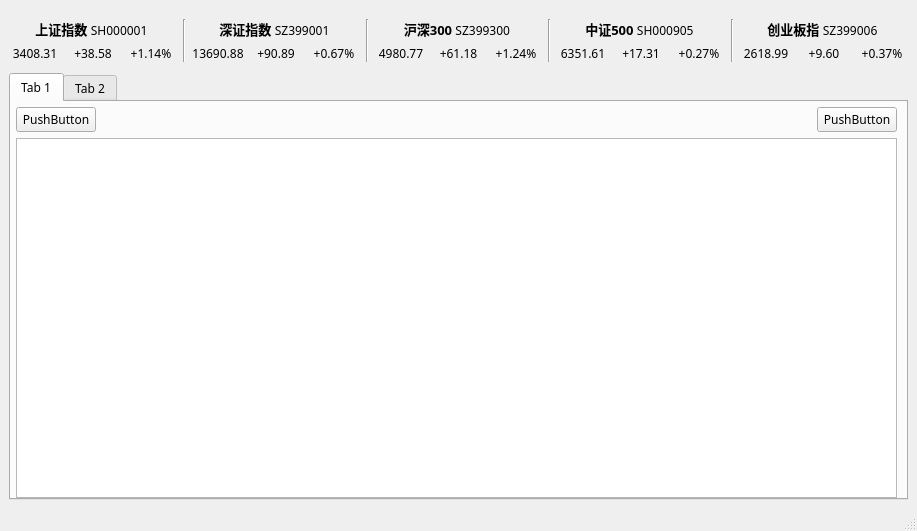
The window that ui/fundViewForm.ui (xuzhonglin/FundView) describes before a commit, drawn with Qt 5.
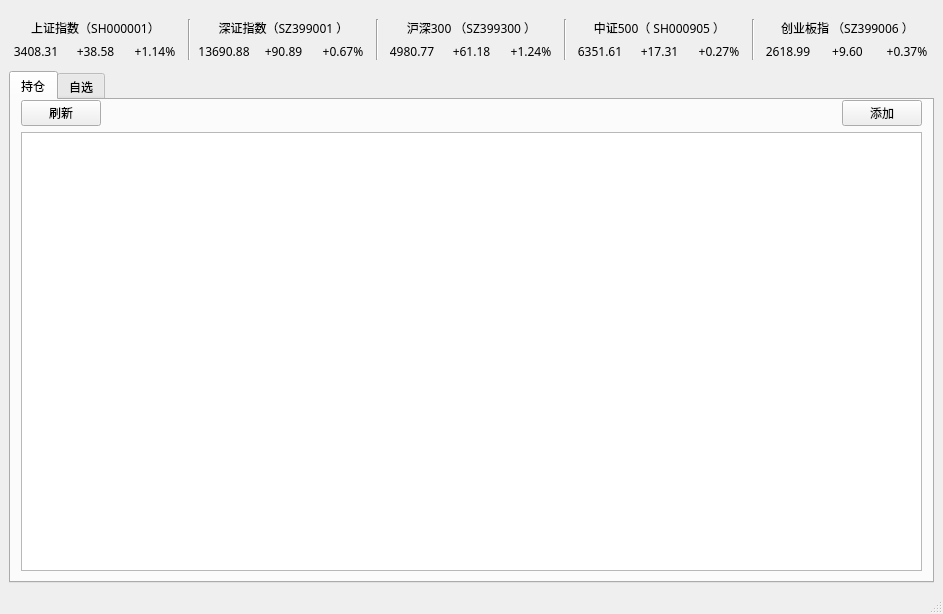
The same window after the commit.

Commit message: 完善持仓基金

Patch:
```diff
--- a/ui/fundViewForm.ui
+++ b/ui/fundViewForm.ui
@@ -6,20 +6,126 @@
    <rect>
     <x>0</x>
     <y>0</y>
-    <width>917</width>
-    <height>531</height>
+    <width>943</width>
+    <height>614</height>
    </rect>
   </property>
+  <property name="sizePolicy">
+   <sizepolicy hsizetype="Expanding" vsizetype="Expanding">
+    <horstretch>0</horstretch>
+    <verstretch>0</verstretch>
+   </sizepolicy>
+  </property>
   <property name="font">
    <font>
-    <family>等线</family>
+    <family>PingFang SC</family>
    </font>
   </property>
   <property name="windowTitle">
    <string>MainWindow</string>
   </property>
   <widget class="QWidget" name="centralwidget">
+   <property name="sizePolicy">
+    <sizepolicy hsizetype="Expanding" vsizetype="Expanding">
+     <horstretch>0</horstretch>
+     <verstretch>0</verstretch>
+    </sizepolicy>
+   </property>
    <layout class="QGridLayout" name="gridLayout_2">
+    <item row="1" column="0">
+     <layout class="QHBoxLayout" name="horizontalLayout_8">
+      <item>
+       <widget class="QTabWidget" name="tabWidget">
+        <property name="layoutDirection">
+         <enum>Qt::LeftToRight</enum>
+        </property>
+        <property name="styleSheet">
+         <string notr="true">QTabBar::tab[width:80]</string>
+        </property>
+        <property name="tabShape">
+         <enum>QTabWidget::Rounded</enum>
+        </property>
+        <property name="currentIndex">
+         <number>0</number>
+        </property>
+        <widget class="QWidget" name="tab">
+         <property name="sizePolicy">
+          <sizepolicy hsizetype="Expanding" vsizetype="Expanding">
+           <horstretch>0</horstretch>
+           <verstretch>0</verstretch>
+          </sizepolicy>
+         </property>
+         <attribute name="title">
+          <string>持仓</string>
+         </attribute>
+         <layout class="QGridLayout" name="gridLayout">
+          <property name="leftMargin">
+           <number>10</number>
+          </property>
+          <property name="topMargin">
+           <number>0</number>
+          </property>
+          <property name="rightMargin">
+           <number>10</number>
+          </property>
+          <property name="bottomMargin">
+           <number>10</number>
+          </property>
+          <item row="0" column="2">
+           <widget class="QPushButton" name="pushButton">
+            <property name="text">
+             <string>添加</string>
+            </property>
+           </widget>
+          </item>
+          <item row="0" column="0">
+           <widget class="QPushButton" name="positionRefreshBtn">
+            <property name="text">
+             <string>刷新</string>
+            </property>
+           </widget>
+          </item>
+          <item row="0" column="1">
+           <spacer name="horizontalSpacer">
+            <property name="orientation">
+             <enum>Qt::Horizontal</enum>
+            </property>
+            <property name="sizeHint" stdset="0">
+             <size>
+              <width>748</width>
+              <height>20</height>
+             </size>
+            </property>
+           </spacer>
+          </item>
+          <item row="1" column="0" colspan="3">
+           <widget class="QTableView" name="tableView"/>
+          </item>
+         </layout>
+        </widget>
+        <widget class="QWidget" name="tab_2">
+         <attribute name="title">
+          <string>自选</string>
+         </attribute>
+         <layout class="QGridLayout" name="gridLayout_3">
+          <property name="leftMargin">
+           <number>10</number>
+          </property>
+          <property name="topMargin">
+           <number>0</number>
+          </property>
+          <property name="rightMargin">
+           <number>10</number>
+          </property>
+          <property name="bottomMargin">
+           <number>10</number>
+          </property>
+         </layout>
+        </widget>
+       </widget>
+      </item>
+     </layout>
+    </item>
     <item row="0" column="0">
      <layout class="QHBoxLayout" name="horizontalLayout">
       <property name="sizeConstraint">
@@ -42,9 +148,7 @@
         <item>
          <widget class="QLabel" name="label">
           <property name="text">
-           <string>&lt;html&gt;&lt;head/&gt;&lt;body&gt;&lt;p&gt;&lt;span style=&quot;
-                                                font-size:10pt; font-weight:600;&quot;&gt;上证指数 &lt;/span&gt;SH000001&lt;/p&gt;&lt;/body&gt;&lt;/html&gt;
-                                            </string>
+           <string>&lt;html&gt;&lt;head/&gt;&lt;body&gt;&lt;p&gt;上证指数（SH000001）&lt;/p&gt;&lt;/body&gt;&lt;/html&gt;</string>
           </property>
           <property name="alignment">
            <set>Qt::AlignCenter</set>
@@ -99,9 +203,7 @@
         <item>
          <widget class="QLabel" name="label_3">
           <property name="text">
-           <string>&lt;html&gt;&lt;head/&gt;&lt;body&gt;&lt;p&gt;&lt;span style=&quot;
-                                                font-size:10pt; font-weight:600;&quot;&gt;深证指数 &lt;/span&gt;SZ399001&lt;/p&gt;&lt;/body&gt;&lt;/html&gt;
-                                            </string>
+           <string>&lt;html&gt;&lt;head/&gt;&lt;body&gt;&lt;p&gt;深证指数（SZ399001 ）&lt;/p&gt;&lt;/body&gt;&lt;/html&gt;</string>
           </property>
           <property name="alignment">
            <set>Qt::AlignCenter</set>
@@ -156,9 +258,7 @@
         <item>
          <widget class="QLabel" name="label_11">
           <property name="text">
-           <string>&lt;html&gt;&lt;head/&gt;&lt;body&gt;&lt;p&gt;&lt;span style=&quot;
-                                                font-size:10pt; font-weight:600;&quot;&gt;沪深300 &lt;/span&gt;SZ399300&lt;/p&gt;&lt;/body&gt;&lt;/html&gt;
-                                            </string>
+           <string>&lt;html&gt;&lt;head/&gt;&lt;body&gt;&lt;p&gt;沪深300 （SZ399300 ）&lt;/p&gt;&lt;/body&gt;&lt;/html&gt;</string>
           </property>
           <property name="alignment">
            <set>Qt::AlignCenter</set>
@@ -213,9 +313,7 @@
         <item>
          <widget class="QLabel" name="label_5">
           <property name="text">
-           <string>&lt;html&gt;&lt;head/&gt;&lt;body&gt;&lt;p&gt;&lt;span style=&quot;
-                                                font-size:10pt; font-weight:600;&quot;&gt;中证500 &lt;/span&gt;SH000905&lt;/p&gt;&lt;/body&gt;&lt;/html&gt;
-                                            </string>
+           <string>&lt;html&gt;&lt;head/&gt;&lt;body&gt;&lt;p&gt;中证500（ SH000905 ）&lt;/p&gt;&lt;/body&gt;&lt;/html&gt;</string>
           </property>
           <property name="alignment">
            <set>Qt::AlignCenter</set>
@@ -270,9 +368,7 @@
         <item>
          <widget class="QLabel" name="label_10">
           <property name="text">
-           <string>&lt;html&gt;&lt;head/&gt;&lt;body&gt;&lt;p&gt;&lt;span style=&quot;
-                                                font-size:10pt; font-weight:600;&quot;&gt;创业板指 &lt;/span&gt;SZ399006&lt;/p&gt;&lt;/body&gt;&lt;/html&gt;
-                                            </string>
+           <string>&lt;html&gt;&lt;head/&gt;&lt;body&gt;&lt;p&gt;创业板指 （SZ399006 ）&lt;/p&gt;&lt;/body&gt;&lt;/html&gt;</string>
           </property>
           <property name="alignment">
            <set>Qt::AlignCenter</set>
@@ -317,104 +413,16 @@
       </item>
      </layout>
     </item>
-    <item row="1" column="0">
-     <layout class="QHBoxLayout" name="horizontalLayout_8">
-      <item>
-       <widget class="QTabWidget" name="tabWidget">
-        <property name="currentIndex">
-         <number>0</number>
-        </property>
-        <widget class="QWidget" name="tab">
-         <attribute name="title">
-          <string>Tab 1</string>
-         </attribute>
-         <widget class="QWidget" name="verticalLayoutWidget">
-          <property name="geometry">
-           <rect>
-            <x>0</x>
-            <y>0</y>
-            <width>891</width>
-            <height>401</height>
-           </rect>
-          </property>
-          <layout class="QVBoxLayout" name="verticalLayout_3">
-           <property name="sizeConstraint">
-            <enum>QLayout::SetMinAndMaxSize</enum>
-           </property>
-           <property name="leftMargin">
-            <number>5</number>
-           </property>
-           <property name="topMargin">
-            <number>5</number>
-           </property>
-           <property name="rightMargin">
-            <number>5</number>
-           </property>
-           <property name="bottomMargin">
-            <number>5</number>
-           </property>
-           <item>
-            <layout class="QHBoxLayout" name="horizontalLayout_6">
-             <property name="leftMargin">
-              <number>0</number>
-             </property>
-             <property name="topMargin">
-              <number>0</number>
-             </property>
-             <property name="rightMargin">
-              <number>0</number>
-             </property>
-             <item>
-              <widget class="QPushButton" name="pushButton">
-               <property name="text">
-                <string>PushButton</string>
-               </property>
-              </widget>
-             </item>
-             <item>
-              <spacer name="horizontalSpacer">
-               <property name="orientation">
-                <enum>Qt::Horizontal</enum>
-               </property>
-               <property name="sizeHint" stdset="0">
-                <size>
-                 <width>40</width>
-                 <height>20</height>
-                </size>
-               </property>
-              </spacer>
-             </item>
-             <item>
-              <widget class="QPushButton" name="pushButton_2">
-               <property name="text">
-                <string>PushButton</string>
-               </property>
-              </widget>
-             </item>
-            </layout>
-           </item>
-           <item>
-            <layout class="QHBoxLayout" name="horizontalLayout_9">
-             <item>
-              <widget class="QListView" name="listView"/>
-             </item>
-            </layout>
-           </item>
-          </layout>
-         </widget>
-        </widget>
-        <widget class="QWidget" name="tab_2">
-         <attribute name="title">
-          <string>Tab 2</string>
-         </attribute>
-        </widget>
-       </widget>
-      </item>
-     </layout>
-    </item>
    </layout>
   </widget>
-  <widget class="QStatusBar" name="statusbar"/>
+  <widget class="QStatusBar" name="statusbar">
+   <property name="sizePolicy">
+    <sizepolicy hsizetype="Expanding" vsizetype="Expanding">
+     <horstretch>0</horstretch>
+     <verstretch>0</verstretch>
+    </sizepolicy>
+   </property>
+  </widget>
  </widget>
  <resources>
   <include location="fundViewResource.qrc"/>
```
Left out of the diff: 4 changed lines with no effect on the pictures. The commit also changes 6 other files.
